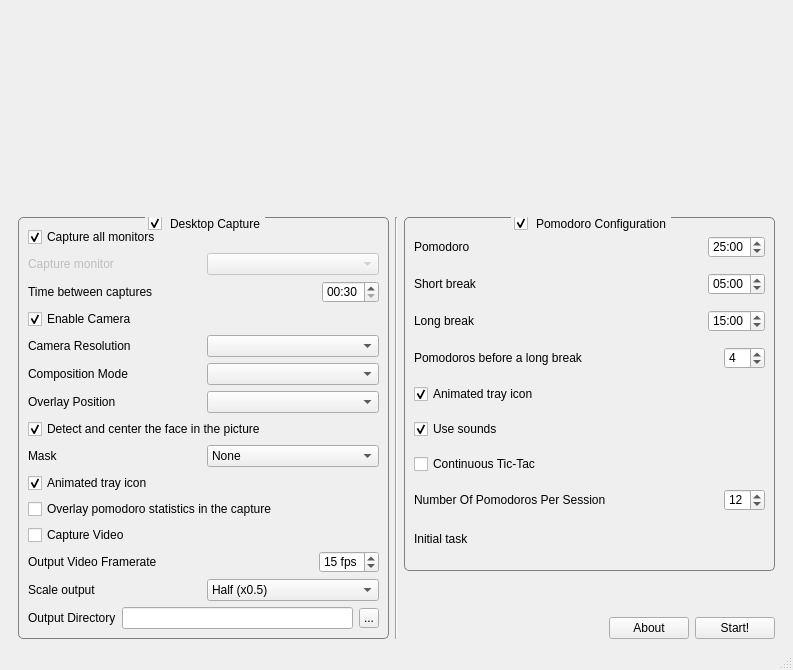
Above: MainWindow.ui from FelixdelasPozas/pomodorotimelapse before the change. Below: the same form after it.
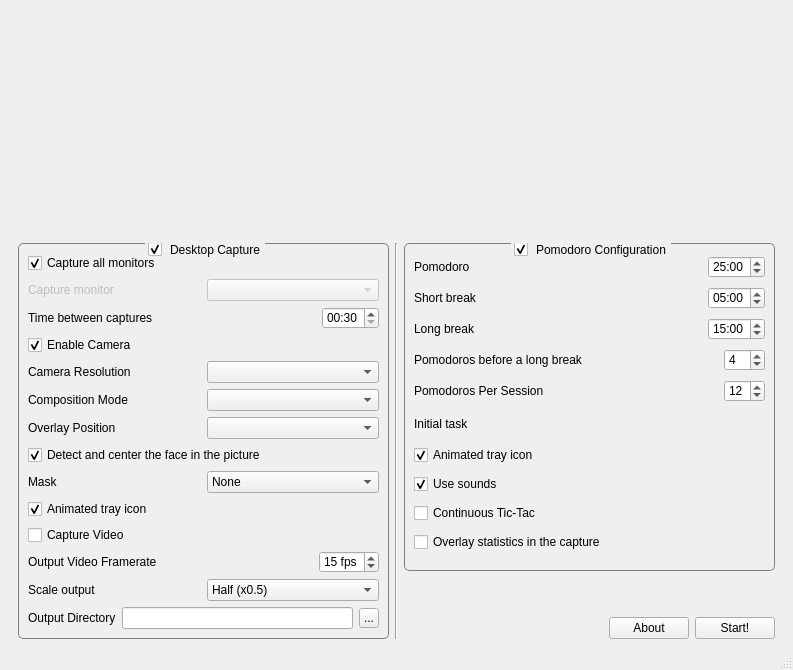
That is the form after the change. Icons and pictures are not drawn.

Commit message: Changes in the GUI. Fix: camera overlay combo box was changing it's value when dragging the pomodoro overlay.

What changed in the file:
```diff
--- a/MainWindow.ui
+++ b/MainWindow.ui
@@ -320,16 +320,6 @@
             </property>
            </widget>
           </item>
-          <item>
-           <widget class="QCheckBox" name="m_overlayStats">
-            <property name="toolTip">
-             <string>Overlay the statistics of the pomodoro in the capture.</string>
-            </property>
-            <property name="text">
-             <string>Overlay pomodoro statistics in the capture</string>
-            </property>
-           </widget>
-          </item>
           <item>
            <widget class="QCheckBox" name="m_captureVideo">
             <property name="toolTip">
@@ -692,42 +682,6 @@
               </item>
              </layout>
             </item>
-            <item>
-             <widget class="QCheckBox" name="m_pomodoroAnimateTray">
-              <property name="toolTip">
-               <string>Animate tray icon with unit progression.</string>
-              </property>
-              <property name="text">
-               <string>Animated tray icon</string>
-              </property>
-              <property name="checked">
-               <bool>true</bool>
-              </property>
-             </widget>
-            </item>
-            <item>
-             <widget class="QCheckBox" name="m_pomodoroUseSounds">
-              <property name="toolTip">
-               <string>Use sounds.</string>
-              </property>
-              <property name="text">
-               <string>Use sounds</string>
-              </property>
-              <property name="checked">
-               <bool>true</bool>
-              </property>
-             </widget>
-            </item>
-            <item>
-             <widget class="QCheckBox" name="m_continuousTicTac">
-              <property name="toolTip">
-               <string>Use continuous tic-tac sound when in a unit.</string>
-              </property>
-              <property name="text">
-               <string>Continuous Tic-Tac</string>
-              </property>
-             </widget>
-            </item>
             <item>
              <layout class="QHBoxLayout" name="horizontalLayout_9" stretch="1,0">
               <property name="topMargin">
@@ -739,7 +693,7 @@
                  <string>Total number of pomodoros in a sesssion.</string>
                 </property>
                 <property name="text">
-                 <string>Number Of Pomodoros Per Session</string>
+                 <string>Pomodoros Per Session</string>
                 </property>
                </widget>
               </item>
@@ -823,6 +777,52 @@
               </item>
              </layout>
             </item>
+            <item>
+             <widget class="QCheckBox" name="m_pomodoroAnimateTray">
+              <property name="toolTip">
+               <string>Animate tray icon with unit progression.</string>
+              </property>
+              <property name="text">
+               <string>Animated tray icon</string>
+              </property>
+              <property name="checked">
+               <bool>true</bool>
+              </property>
+             </widget>
+            </item>
+            <item>
+             <widget class="QCheckBox" name="m_pomodoroUseSounds">
+              <property name="toolTip">
+               <string>Use sounds.</string>
+              </property>
+              <property name="text">
+               <string>Use sounds</string>
+              </property>
+              <property name="checked">
+               <bool>true</bool>
+              </property>
+             </widget>
+            </item>
+            <item>
+             <widget class="QCheckBox" name="m_continuousTicTac">
+              <property name="toolTip">
+               <string>Use continuous tic-tac sound when in a unit.</string>
+              </property>
+              <property name="text">
+               <string>Continuous Tic-Tac</string>
+              </property>
+             </widget>
+            </item>
+            <item>
+             <widget class="QCheckBox" name="m_overlayStats">
+              <property name="toolTip">
+               <string>Overlay the statistics of the pomodoro in the capture.</string>
+              </property>
+              <property name="text">
+               <string>Overlay statistics in the capture</string>
+              </property>
+             </widget>
+            </item>
            </layout>
           </widget>
          </item>
```
The commit also changes 1 other file.
